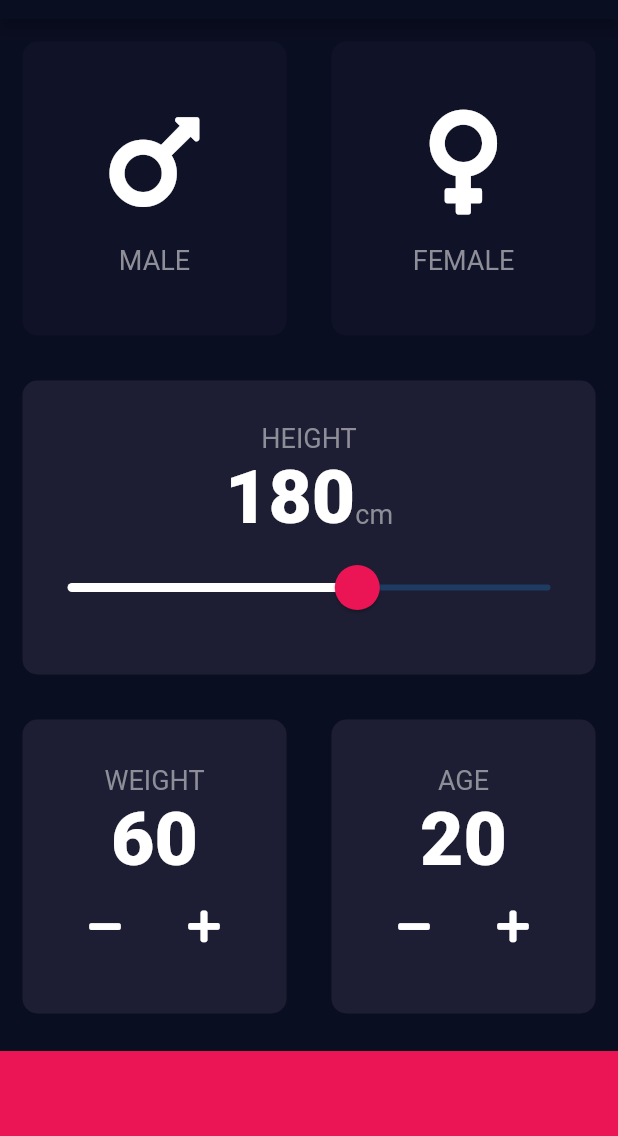
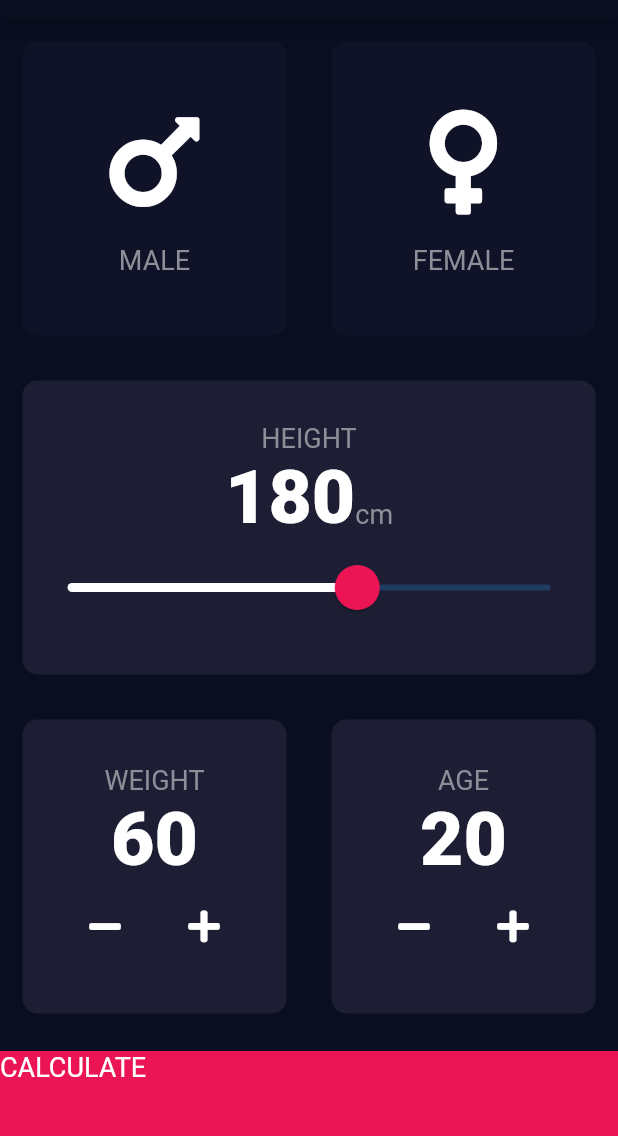
Before and after one commit to eoanodea/flutter-bmi-calculator, a Flutter app: the screen it shows after launch, on a phone screen of 412 x 824 dp, the part 65-1201 px from its top. Run offline on Flutter 3.47's test engine with Material 2 defaults, Android fonts, the phone set to English and light mode, and no system bars; our stand-ins replace font_awesome_flutter.

```diff
--- a/lib/input_page.dart
+++ b/lib/input_page.dart
@@ -1,5 +1,6 @@
 import 'package:flutter/material.dart';
 import 'package:flutter_bmi_calculator/resuable_card.dart';
+import 'package:flutter_bmi_calculator/results_page.dart';
 import 'package:font_awesome_flutter/font_awesome_flutter.dart';
 
 import 'constants.dart';
@@ -207,11 +208,25 @@ class _InputPageState extends State<InputPage> {
               ],
             ),
           ),
-          Container(
-            color: kBottomContainerColour,
-            margin: EdgeInsets.only(top: 10.0),
-            width: double.infinity,
-            height: kBottomContainerHeight,
+          GestureDetector(
+            onTap: () {
+              Navigator.push(
+                context,
+                MaterialPageRoute(
+                  builder: (context) => ResultsPage(),
+                ),
+              );
+            },
+            child: Container(
+              color: kBottomContainerColour,
+              margin: EdgeInsets.only(top: 10.0),
+              width: double.infinity,
+              height: kBottomContainerHeight,
+              child: Text(
+                "CALCULATE",
+                style: kLabelTextStyle.copyWith(color: Colors.white),
+              ),
+            ),
           )
         ],
       ),
```
Also changed, not shown: lib/results_page.dart (added, +13 -0 lines).
